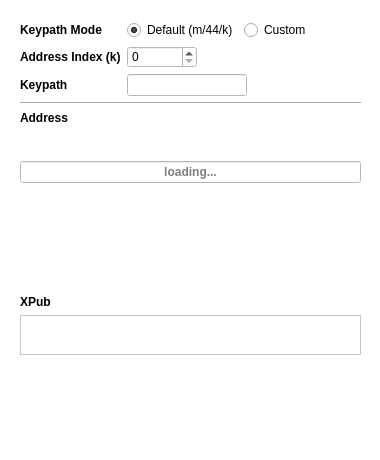
Old version of the form src/qt/ui/getaddressdialog.ui in the repository jonasschnelli/dbb-app.
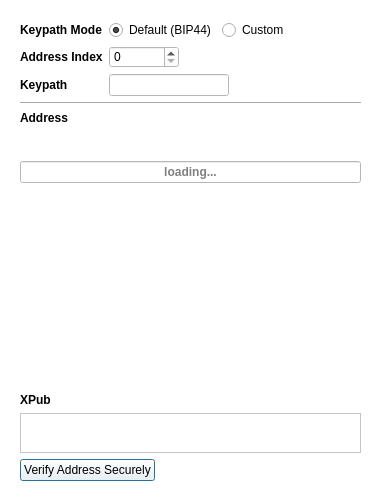
New version of the form.

Commit message: add verify button

Diff of the .ui file:
```diff
--- a/src/qt/ui/getaddressdialog.ui
+++ b/src/qt/ui/getaddressdialog.ui
@@ -7,7 +7,7 @@
     <x>0</x>
     <y>0</y>
     <width>380</width>
-    <height>460</height>
+    <height>500</height>
    </rect>
   </property>
   <property name="sizePolicy">
@@ -28,7 +28,7 @@
      <x>0</x>
      <y>0</y>
      <width>380</width>
-     <height>460</height>
+     <height>500</height>
     </rect>
    </property>
    <property name="styleSheet">
@@ -40,7 +40,7 @@
       <x>0</x>
       <y>0</y>
       <width>381</width>
-      <height>461</height>
+      <height>501</height>
      </rect>
     </property>
     <layout class="QVBoxLayout" name="verticalLayout_5">
@@ -97,7 +97,7 @@
          <item>
           <widget class="QRadioButton" name="kpDefault">
            <property name="text">
-            <string>Default (m/44/k)</string>
+            <string>Default (BIP44)</string>
            </property>
            <property name="checked">
             <bool>true</bool>
@@ -122,7 +122,7 @@
           </font>
          </property>
          <property name="text">
-          <string>Address Index (k)</string>
+          <string>Address Index</string>
          </property>
         </widget>
        </item>
@@ -250,7 +250,7 @@
          <property name="sizeHint" stdset="0">
           <size>
            <width>20</width>
-           <height>100</height>
+           <height>200</height>
           </size>
          </property>
         </spacer>
@@ -301,6 +301,16 @@
          </property>
         </widget>
        </item>
+       <item row="3" column="1">
+        <widget class="QPushButton" name="verifyGetAddressesButton">
+         <property name="toolTip">
+          <string>Securely verify this address with the Digital Bitbox mobile app.</string>
+         </property>
+         <property name="text">
+          <string>Verify Address Securely</string>
+         </property>
+        </widget>
+       </item>
       </layout>
      </item>
     </layout>
```
The commit also changes 4 other files.
